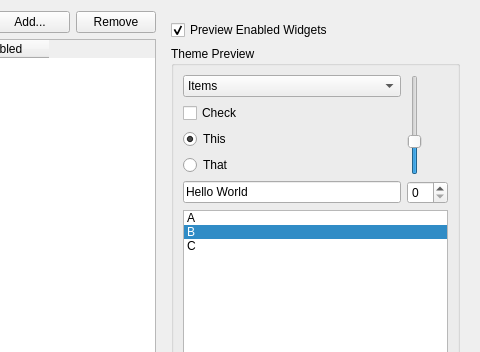
This is external/QtAppSetup/src/app/widgets/widget_palette_editor.ui in mbasaglia/glaxnimate as Qt 5 draws it before an edit; both pictures show x 163 to 643 and y 0 to 352 of the 643 by 464 pixel window. The edited form follows.
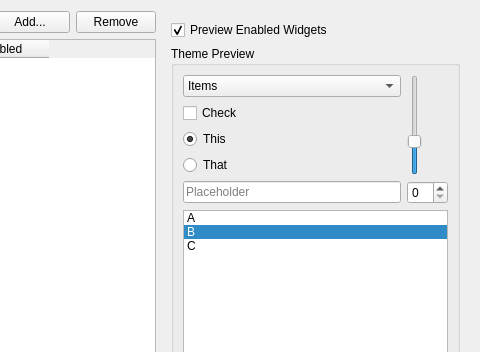
This is the edited form. Icons and pictures are not drawn.

What changed in the file:
```diff
--- a/external/QtAppSetup/src/app/widgets/widget_palette_editor.ui
+++ b/external/QtAppSetup/src/app/widgets/widget_palette_editor.ui
@@ -167,7 +167,10 @@
          <item row="5" column="0">
           <widget class="QLineEdit" name="lineEdit">
            <property name="text">
-            <string>Hello World</string>
+            <string/>
+           </property>
+           <property name="placeholderText">
+            <string>Placeholder</string>
            </property>
           </widget>
          </item>
```
